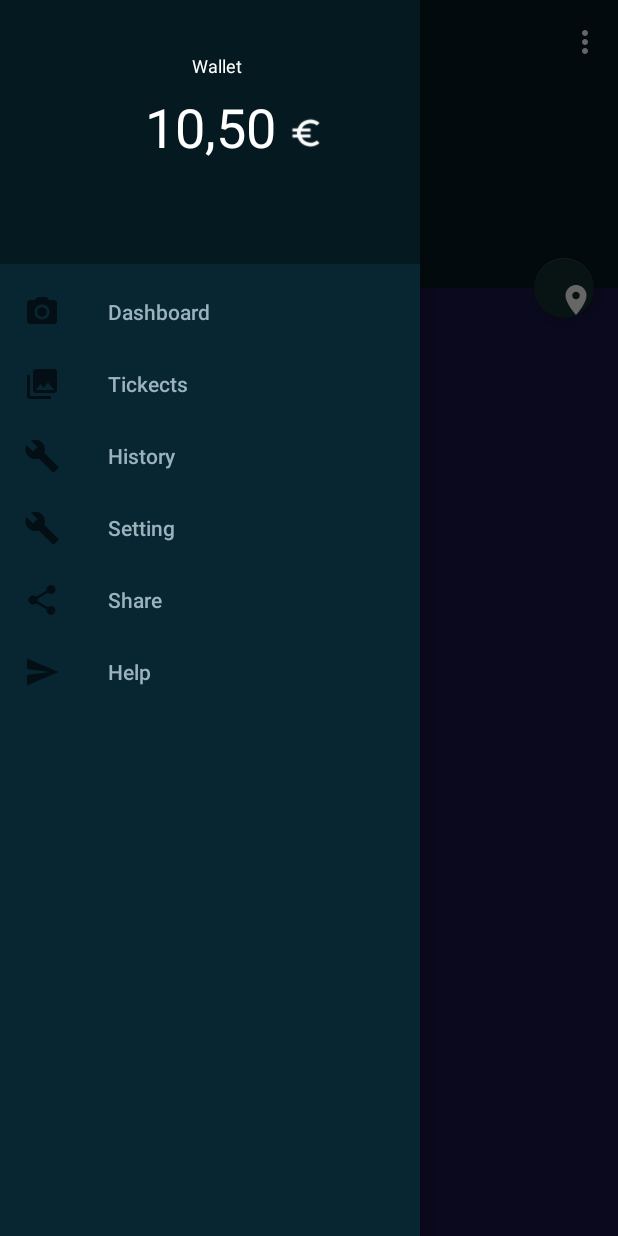
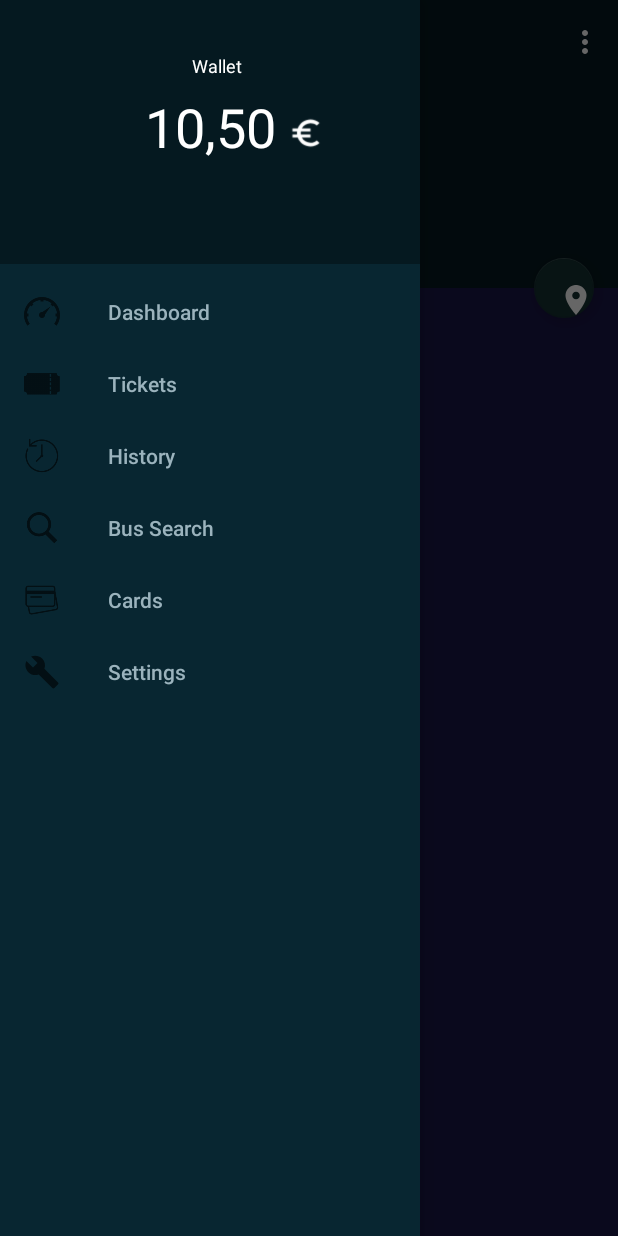
Before and after one commit to EimantasN/ridekaunas, an Android app: the MainActivity screen opened directly, with no data from a screen before it, with the side drawer open, on a phone screen of 412 x 824 dp. Run offline under Robolectric (Android 15) with nearby library versions, the phone set to English and light mode, and no system bars; libraries missing offline, so code that uses them is left out: com.daimajia.androidanimations.

Commit message:
card list layout and login fix?

```diff
--- a/app/src/main/java/com/example/pertrauktiestaskas/trulify/MainActivity.java
+++ b/app/src/main/java/com/example/pertrauktiestaskas/trulify/MainActivity.java
@@ -29,10 +29,6 @@ import com.example.pertrauktiestaskas.methods.BusThread;
 public class MainActivity extends AppCompatActivity
         implements NavigationView.OnNavigationItemSelectedListener {
 
-    private String serialId = "";
-    final protected static char[] hexArray = {'0','1','2','3','4','5','6','7','8','9','A','B','C','D','E','F'};
-    NfcAdapter adapter;
-
     @Override
     protected void onCreate(Bundle savedInstanceState) {
         super.onCreate(savedInstanceState);
@@ -61,74 +57,6 @@ public class MainActivity extends AppCompatActivity
 
         NavigationView navigationView = (NavigationView) findViewById(R.id.nav_view);
         navigationView.setNavigationItemSelectedListener(this);
-
-        adapter = NfcAdapter.getDefaultAdapter(this);
-        onNewIntent(this.getIntent());
-
-//        RootObject data = BusApiHandler.GetRouteData("54.901694", "23.961288", "54.893767", "23.925123");
-//        Log.d("TG", data.toString());
-        //Intent launchNewIntent = new Intent(MainActivity.this, NfcClass.class);
-        //startActivityForResult(launchNewIntent, 0);
-    }
-
-    @Override
-    public void onResume()
-    {
-        super.onResume();
-
-        PendingIntent pendingIntent     = PendingIntent.getActivity(this,0,new Intent(this, getClass()).addFlags(Intent.FLAG_ACTIVITY_SINGLE_TOP),0);
-        IntentFilter[] intentFilters    = { new IntentFilter(NfcAdapter.ACTION_TECH_DISCOVERED) };
-
-        adapter.enableForegroundDispatch(   this,
-                pendingIntent,
-                intentFilters,
-                new String[][]{
-                        new String[]{"android.nfc.tech.NfcA"}
-                });
-    }
-
-    @Override
-    public void onPause() {
-        super.onPause();
-
-        if (adapter != null)
-        {
-            try {
-                adapter.disableForegroundDispatch(this);
-            }
-            catch (NullPointerException e) {
-            }
-        }
-    }
-
-    @Override
-    public void onNewIntent(Intent intent) {
-        Toast.makeText(this,""+intent.getAction(), Toast.LENGTH_LONG).show();
-        super.onNewIntent(intent);
-        String action = intent.getAction();
-        Tag tag = intent.getParcelableExtra(NfcAdapter.EXTRA_TAG);
-        if (NfcAdapter.ACTION_TECH_DISCOVERED.equalsIgnoreCase(action)) {
-            try {
-                byte[] tagId = tag.getId();
-                serialId = bytesToHex(tagId);
-
-            } catch (NullPointerException ex) {
-                ex.printStackTrace();
-                serialId = "ERROR";
-            }
-        } else {
-            Toast.makeText(this, "This tag is not supported. Action: " + action, Toast.LENGTH_LONG).show();
-        }
-    }
-
-    public static String bytesToHex(byte[] bytes) {
-        char[] hexChars = new char[bytes.length * 2];
-        for (int j = 0; j < bytes.length; j++) {
-            int v = bytes[j] & 0xFF;
-            hexChars[j * 2] = hexArray[v >>> 4];
-            hexChars[j * 2 + 1] = hexArray[v & 0x0F];
-        }
-        return new String(hexChars);
     }
 
     @Override
@@ -169,23 +97,20 @@ public class MainActivity extends AppCompatActivity
         // Handle navigation view item clicks here.
         int id = item.getItemId();
 
-        if (id == R.id.nav_camera) {
+        if (id == R.id.nav_dashboard) {
             // Handle the camera action
-        } else if (id == R.id.nav_gallery) {
+        } else if (id == R.id.nav_tickets) {
 
-        } else if (id == R.id.nav_gallery) {
+        } else if (id == R.id.nav_search) {
             Intent i = new Intent(getApplicationContext(), FindBus.class);
             i.putExtra("studentId", "1");
             startActivity(i);
 
-        } else if (id == R.id.nav_manage) {
+        } else if (id == R.id.nav_settings) {
 
-        } else if (id == R.id.nav_share) {
-            Intent i = new Intent(getApplicationContext(), FindBus.class);
-            i.putExtra("studentId", "1");
-            startActivity(i);
+        } else if (id == R.id.nav_history) {
 
-        } else if (id == R.id.nav_share) {
+        } else if (id == R.id.nav_cards) {
 
         }
 
--- a/app/src/main/res/menu/activity_main_drawer.xml
+++ b/app/src/main/res/menu/activity_main_drawer.xml
@@ -5,29 +5,29 @@
 
     <group android:checkableBehavior="single">
         <item
-            android:id="@+id/nav_camera"
-            android:icon="@drawable/ic_menu_camera"
+            android:id="@+id/nav_dashboard"
+            android:icon="@drawable/dash"
             android:title="Dashboard" />
         <item
-            android:id="@+id/nav_gallery"
-            android:icon="@drawable/ic_menu_gallery"
-            android:title="Tickects" />
+            android:id="@+id/nav_tickets"
+            android:icon="@drawable/ticket"
+            android:title="Tickets" />
         <item
             android:id="@+id/nav_history"
-            android:icon="@drawable/ic_menu_manage"
+            android:icon="@drawable/history"
             android:title="History" />
         <item
-            android:id="@+id/nav_manage"
+            android:id="@+id/nav_search"
+            android:icon="@drawable/search"
+            android:title="Bus Search" />
+        <item
+            android:id="@+id/nav_cards"
+            android:icon="@drawable/cards"
+            android:title="Cards" />
+        <item
+            android:id="@+id/nav_settings"
             android:icon="@drawable/ic_menu_manage"
-            android:title="Setting" />
-        <item
-            android:id="@+id/nav_share"
-            android:icon="@drawable/ic_menu_share"
-            android:title="Share" />
-        <item
-            android:id="@+id/nav_help"
-            android:icon="@drawable/ic_menu_send"
-            android:title="Help" />
+            android:title="Settings" />
     </group>
 
 </menu>
```
Also changed, not shown: app/src/main/res/drawable/cards.png (added), app/src/main/res/drawable/dash.png (added), app/src/main/res/drawable/history.png (added), app/src/main/res/drawable/search.png (added), app/src/main/res/drawable/ticket.png (added).
